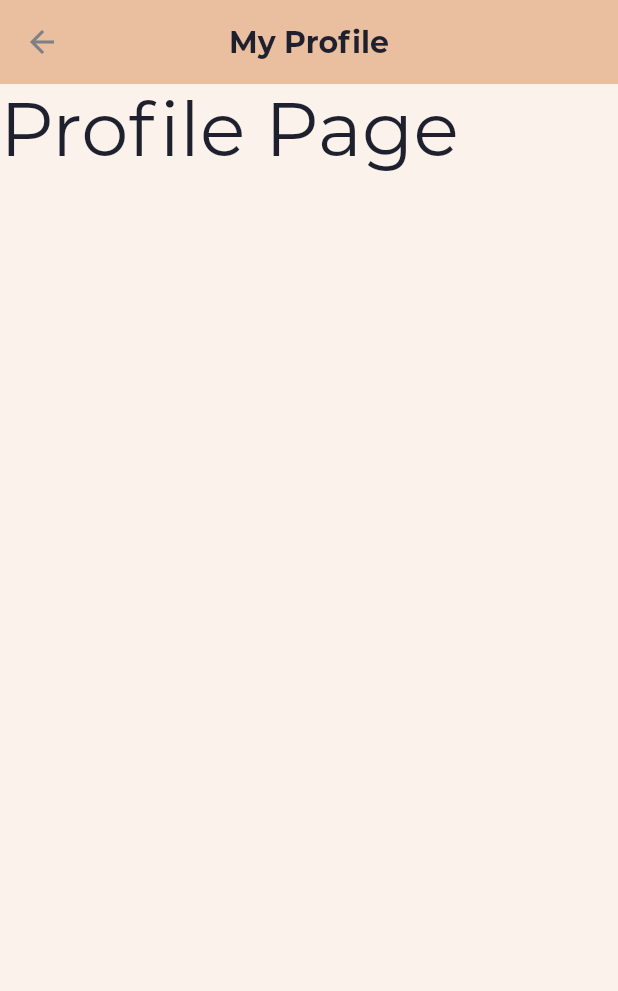
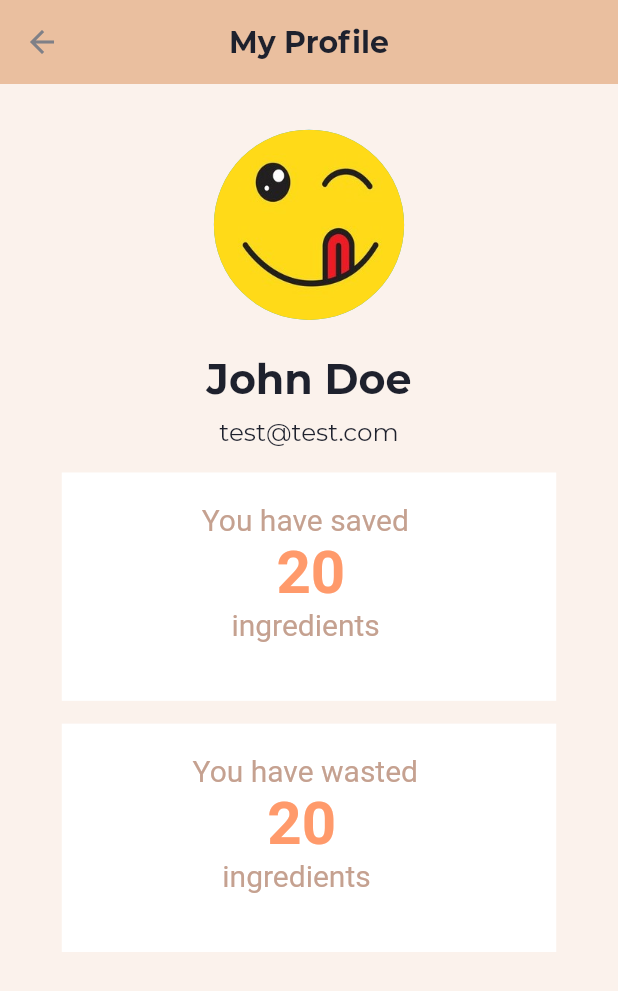
Before and after one commit to cheam1999/FoodResQ, a Flutter app: the ProfileScreen screen opened by its route, on a phone screen of 412 x 824 dp. Shown: the top 991 px of the screen. Run offline on Flutter 3.47's test engine with Material 2 defaults, Android fonts, the phone set to English and light mode, and no system bars; our stand-ins replace email_validator, expandable, flutter_hooks, get, hooks_riverpod, image_picker and 2 more; missing offline and left inert: flutter_branch_sdk, tflite; accounts and stored records are empty.

Commit message:
change in profile

```diff
--- a/FoodResQ/foodresq/lib/screen/profile.dart
+++ b/FoodResQ/foodresq/lib/screen/profile.dart
@@ -1,8 +1,11 @@
 import 'dart:core';
 import 'package:flutter/material.dart';
 import 'package:flutter/widgets.dart';
+import 'package:foodresq/component/normal_text.dart';
 import 'package:foodresq/constants/colour_constant.dart';
+import 'package:foodresq/utilities/size_config.dart';
 import 'package:hooks_riverpod/hooks_riverpod.dart';
+import 'package:ionicons/ionicons.dart';
 
 class ProfileScreen extends HookConsumerWidget {
   static String routeName = "/profile";
@@ -32,10 +35,127 @@ class ProfileScreen extends HookConsumerWidget {
       body: SafeArea(
         child: LayoutBuilder(builder: (context, constraint) {
           return Column(
+            crossAxisAlignment: CrossAxisAlignment.center,
             children: [
-              Text(
-                "Profile Page",
-                style: TextStyle(fontSize: 50),
+              SizedBox(
+                height: getProportionateScreenHeight(30),
+              ),
+              Container(
+                  //padding:,
+                  width: double.infinity,
+                  // height: getProportionateScreenHeight(200),
+                  // decoration: BoxDecoration(color: Colors.white),
+                  constraints: BoxConstraints(
+                    minHeight: getProportionateScreenHeight(125),
+                  ),
+                  child: CircleAvatar(
+                    radius: 30.0,
+                    child: ClipOval(
+                      child: Image.asset('assets/graphics/profile.jpg'),
+                    ),
+                  )),
+              SizedBox(height: getProportionateScreenHeight(20)),
+              NormalText(
+                text: 'John Doe',
+                fontSize: 25,
+                isBold: true,
+              ),
+              SizedBox(height: getProportionateScreenHeight(5)),
+              NormalText(
+                text: 'test@test.com',
+                fontSize: 15,
+              ),
+              SizedBox(height: getProportionateScreenHeight(15)),
+              Container(
+                color: Colors.white,
+                width: getProportionateScreenWidth(300),
+                height: getProportionateScreenHeight(150),
+                child: Column(
+                  children: [
+                    SizedBox(
+                      height: 20,
+                    ),
+                    Row(
+                      mainAxisAlignment: MainAxisAlignment.center,
+                      crossAxisAlignment: CrossAxisAlignment.center,
+                      children: [
+                        RichText(
+                          text: TextSpan(
+                            style: DefaultTextStyle.of(context).style,
+                            children: const <TextSpan>[
+                              TextSpan(
+                                text: 'You have saved ',
+                                style: TextStyle(
+                                  color: ColourConstant.kTextColor2,
+                                  fontSize: 20,
+                                ),
+                              ),
+                              TextSpan(
+                                  text: '\n     20 ',
+                                  style: TextStyle(
+                                    fontWeight: FontWeight.bold,
+                                    color: ColourConstant.kButtonColor,
+                                    fontSize: 40,
+                                  )),
+                              TextSpan(
+                                  text: '\n    ingredients',
+                                  style: TextStyle(
+                                    color: ColourConstant.kTextColor2,
+                                    fontSize: 20,
+                                  )),
+                            ],
+                          ),
+                        )
+                      ],
+                    ),
+                  ],
+                ),
+              ),
+              SizedBox(height: getProportionateScreenHeight(15)),
+              Container(
+                color: Colors.white,
+                width: getProportionateScreenWidth(300),
+                height: getProportionateScreenHeight(150),
+                child: Column(
+                  children: [
+                    SizedBox(
+                      height: 20,
+                    ),
+                    Row(
+                      mainAxisAlignment: MainAxisAlignment.center,
+                      crossAxisAlignment: CrossAxisAlignment.center,
+                      children: [
+                        RichText(
+                          text: TextSpan(
+                            style: DefaultTextStyle.of(context).style,
+                            children: const <TextSpan>[
+                              TextSpan(
+                                text: 'You have wasted ',
+                                style: TextStyle(
+                                  color: ColourConstant.kTextColor2,
+                                  fontSize: 20,
+                                ),
+                              ),
+                              TextSpan(
+                                  text: '\n     20 ',
+                                  style: TextStyle(
+                                    fontWeight: FontWeight.bold,
+                                    color: ColourConstant.kButtonColor,
+                                    fontSize: 40,
+                                  )),
+                              TextSpan(
+                                  text: '\n    ingredients',
+                                  style: TextStyle(
+                                    color: ColourConstant.kTextColor2,
+                                    fontSize: 20,
+                                  )),
+                            ],
+                          ),
+                        )
+                      ],
+                    ),
+                  ],
+                ),
               ),
             ],
           );
--- a/FoodResQ/foodresq/pubspec.yaml
+++ b/FoodResQ/foodresq/pubspec.yaml
@@ -46,6 +46,7 @@ dependencies:
   intl: ^0.17.0
   expandable: ^5.0.1
   email_validator: ^2.0.1
+  ionicons: ^0.1.2
 
 
 dev_dependencies:
```
Also changed, not shown: FoodResQ/foodresq/assets/graphics/profile.jpg (added), FoodResQ/foodresq/assets/graphics/student.png (added), FoodResQ/foodresq/pubspec.lock.
